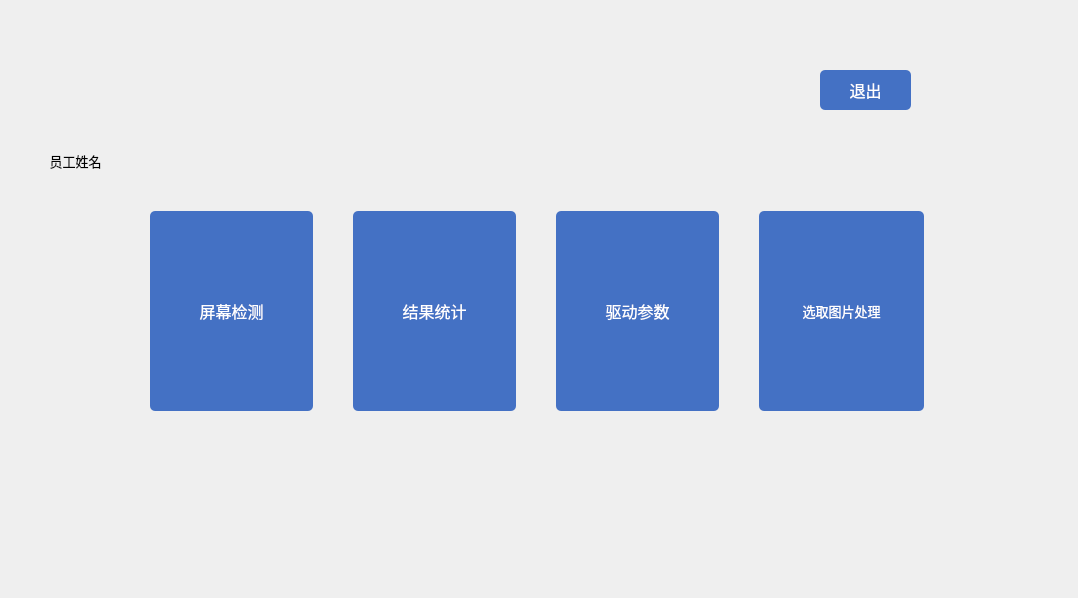
The window that choose.ui (jaueone/Magnetic) describes before a commit, drawn with Qt 5.
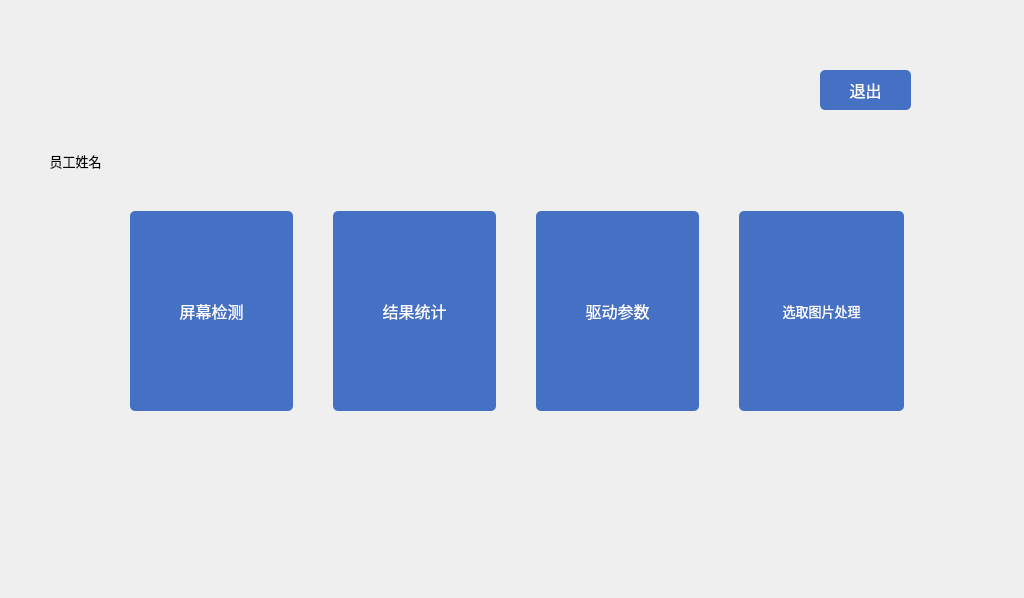
The same window after the commit.

The edit to the form file:
```diff
--- a/choose.ui
+++ b/choose.ui
@@ -6,7 +6,7 @@
    <rect>
     <x>0</x>
     <y>0</y>
-    <width>1078</width>
+    <width>1024</width>
     <height>598</height>
    </rect>
   </property>
@@ -60,7 +60,7 @@
   <widget class="QWidget" name="horizontalLayoutWidget">
    <property name="geometry">
     <rect>
-     <x>150</x>
+     <x>130</x>
      <y>210</y>
      <width>774</width>
      <height>202</height>
```
